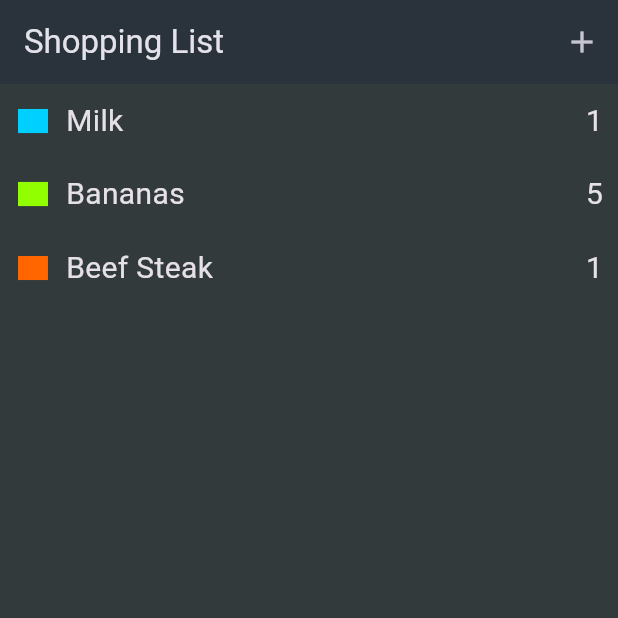
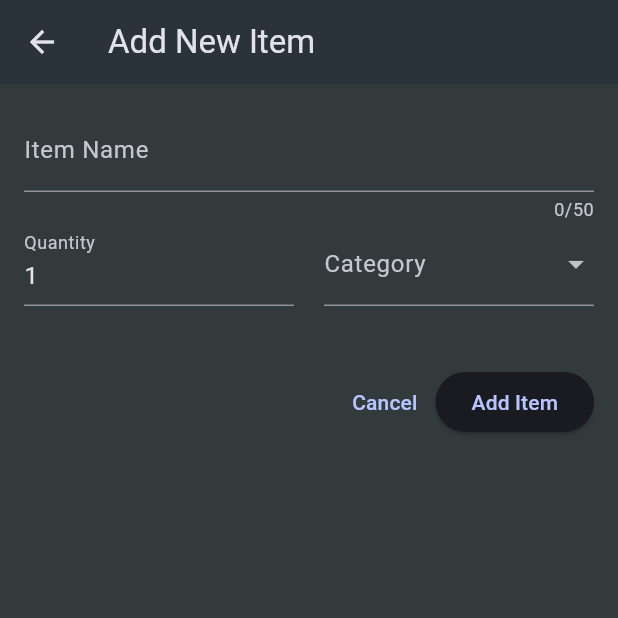
Before and after one commit to PJozeph/shopping-list-app, a Flutter app: the screen it shows after launch, after a tap on the "add" icon, on a phone screen of 412 x 824 dp, the top half of it. Run offline on Flutter 3.47's test engine with Material 3 defaults, Android fonts, the phone set to English and light mode, and no system bars.

Commit message:
Add NewItem widget for adding items to the shopping list

```diff
--- /dev/null
+++ b/lib/widgets/new_item.dart
@@ -0,0 +1,112 @@
+import 'package:flutter/material.dart';
+import 'package:shopping_list/data/categories.dart';
+
+class NewItem extends StatefulWidget {
+  const NewItem({super.key});
+
+  @override
+  State<StatefulWidget> createState() {
+    return _NewItemState();
+  }
+}
+
+class _NewItemState extends State<NewItem> {
+  @override
+  Widget build(BuildContext context) {
+    final _formKey = GlobalKey<FormState>();
+
+    void _saveForm() {
+      if (_formKey.currentState!.validate()) {
+        // Save the form data
+        Navigator.of(context).pop();
+      }
+    }
+
+    return Scaffold(
+      appBar: AppBar(title: const Text('Add New Item')),
+      body: Padding(
+        padding: const EdgeInsets.all(16.0),
+        child: Form(
+          key: _formKey,
+          child: Column(
+            children: [
+              TextFormField(
+                maxLength: 50,
+                decoration: const InputDecoration(labelText: 'Item Name'),
+                validator: (value) {
+                  if (value == null || value.isEmpty) {
+                    return 'Please enter an item name';
+                  }
+                  return null;
+                },
+              ),
+              Row(
+                children: [
+                  Expanded(
+                    child: TextFormField(
+                      decoration: const InputDecoration(labelText: 'Quantity'),
+                      initialValue: '1',
+                      keyboardType: TextInputType.number,
+                      validator: (value) {
+                        if (value == null || value.isEmpty) {
+                          return 'Please enter a quantity';
+                        }
+                        final quantity = int.tryParse(value);
+                        if (quantity == null || quantity <= 0) {
+                          return 'Please enter a valid quantity';
+                        }
+                        return null;
+                      },
+                    ),
+                  ),
+                  const SizedBox(width: 20),
+                  Expanded(
+                    child: DropdownButtonFormField(
+                      items:
+                          categories.entries
+                              .map(
+                                (entry) => DropdownMenuItem(
+                                  value: entry.value,
+                                  child: Row(
+                                    children: [
+                                      Container(
+                                        width: 20,
+                                        height: 20,
+                                        color: entry.value.color,
+                                      ),
+                                      const SizedBox(width: 10),
+                                      Text(entry.value.name),
+                                    ],
+                                  ),
+                                ),
+                              )
+                              .toList(),
+                      onChanged: (value) {},
+                      decoration: const InputDecoration(labelText: 'Category'),
+                    ),
+                  ),
+                ],
+              ),
+              const SizedBox(height: 40),
+              Row(
+                mainAxisAlignment: MainAxisAlignment.end,
+                children: [
+                  TextButton(
+                    onPressed: () {
+                      Navigator.of(context).pop();
+                    },
+                    child: const Text('Cancel'),
+                  ),
+                  ElevatedButton(
+                    onPressed: _saveForm,
+                    child: const Text('Add Item'),
+                  ),
+                ],
+              ),
+            ],
+          ),
+        ),
+      ),
+    );
+  }
+}
--- a/lib/widgets/shopping_list_widget.dart
+++ b/lib/widgets/shopping_list_widget.dart
@@ -1,6 +1,7 @@
 import 'package:flutter/material.dart';
 import 'package:shopping_list/data/dummy_items.dart';
 import 'package:shopping_list/widgets/category_item_widget.dart';
+import 'package:shopping_list/widgets/new_item.dart';
 
 class ShoppingListWidget extends StatefulWidget {
   const ShoppingListWidget({super.key});
@@ -10,26 +11,25 @@ class ShoppingListWidget extends StatefulWidget {
 }
 
 class _ShoppingListWidgetState extends State<ShoppingListWidget> {
+
+  void _addItem() {
+    Navigator.of(
+      context,
+    ).push(MaterialPageRoute(builder: (context) => const NewItem()));
+  }
+
   @override
   Widget build(BuildContext context) {
     return Scaffold(
       appBar: AppBar(
         title: const Text('Shopping List'),
-        actions: [
-          IconButton(
-            icon: const Icon(Icons.add),
-            onPressed: () {
-              // Add your action here
-            },
-          ),
-        ],
+        actions: [IconButton(icon: const Icon(Icons.add), onPressed: _addItem)],
       ),
-      body: Column(
-        children: [
-          ...groceryItems.map((item) {
-            return CategoryItem(item: item);
-          }).toList(),
-        ],
+      body: ListView.builder(
+        itemCount: groceryItems.length,
+        itemBuilder: (context, index) {
+          return CategoryItem(item: groceryItems[index]);
+        },
       ),
     );
   }
```
